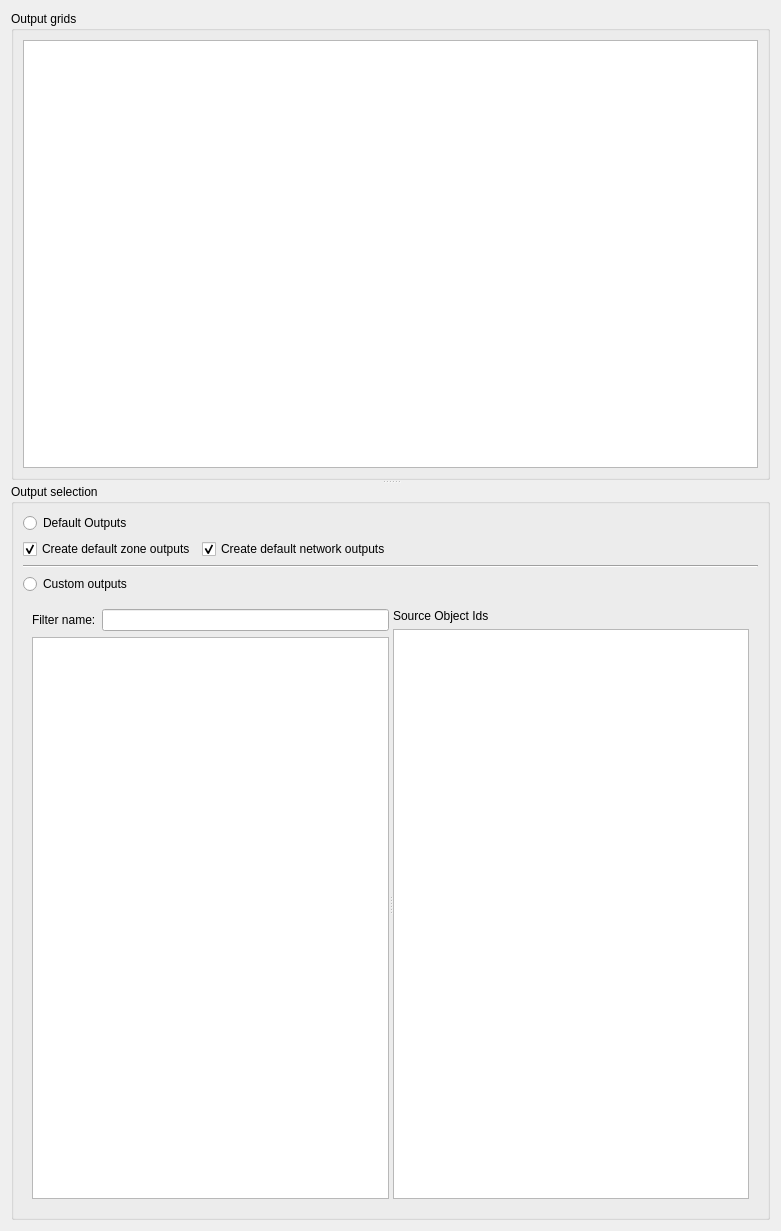
Old version of the form SIM-VICUS/src/SVSimulationOutputOptions.ui in the repository ghorwin/SIM-VICUS.
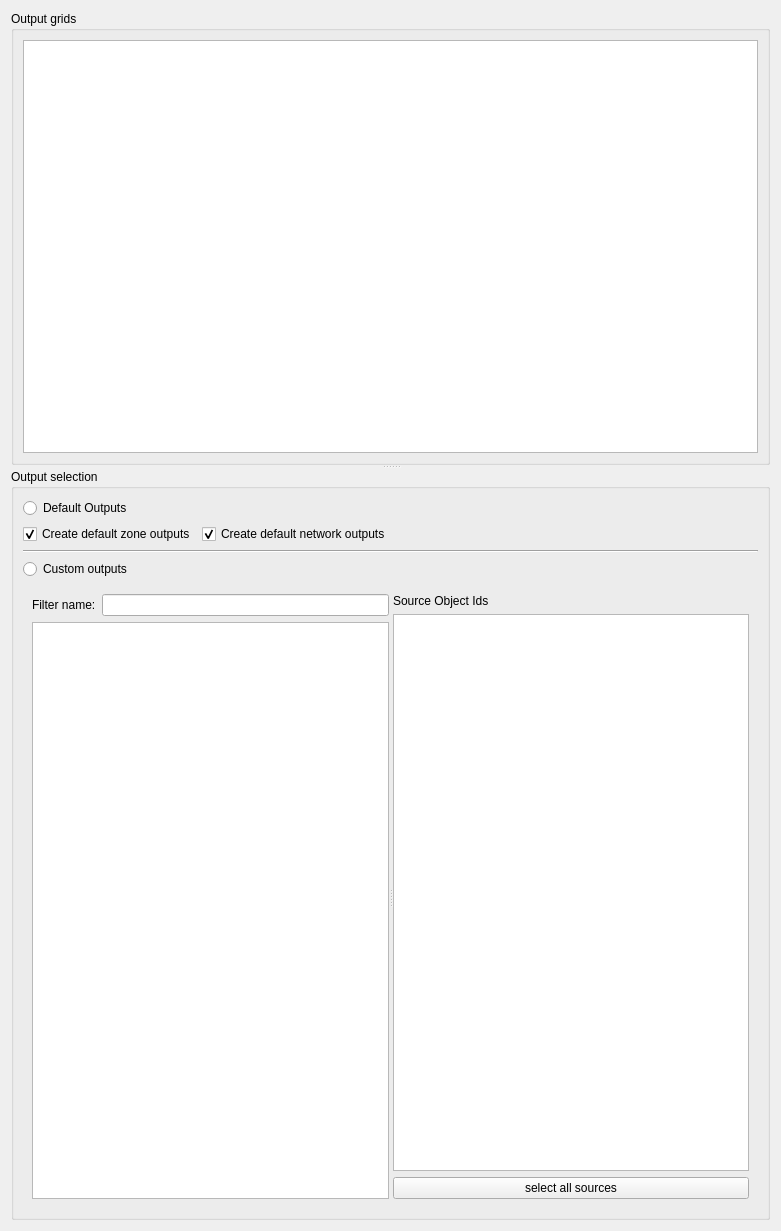
New version of the form.

Patch:
```diff
--- a/SIM-VICUS/src/SVSimulationOutputOptions.ui
+++ b/SIM-VICUS/src/SVSimulationOutputOptions.ui
@@ -126,6 +126,13 @@
               <item>
                <widget class="QTableWidget" name="tableWidgetSourceObjectIds"/>
               </item>
+              <item>
+               <widget class="QPushButton" name="pushButtonAllSources">
+                <property name="text">
+                 <string>select all sources</string>
+                </property>
+               </widget>
+              </item>
              </layout>
             </widget>
            </widget>
```
